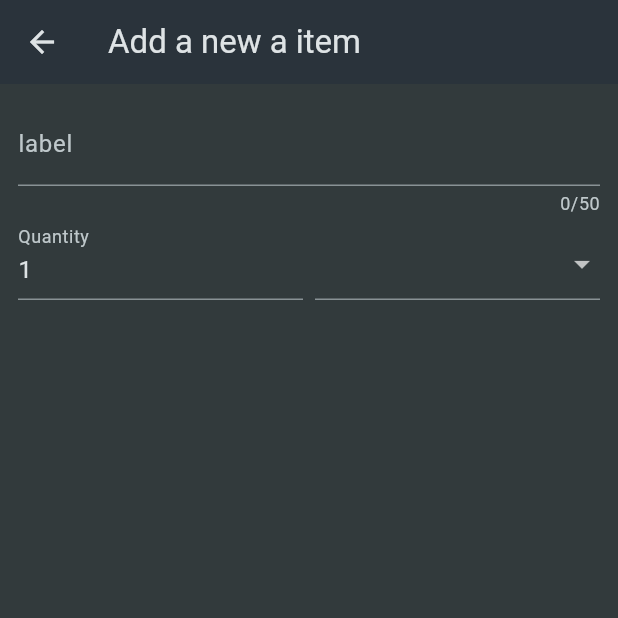
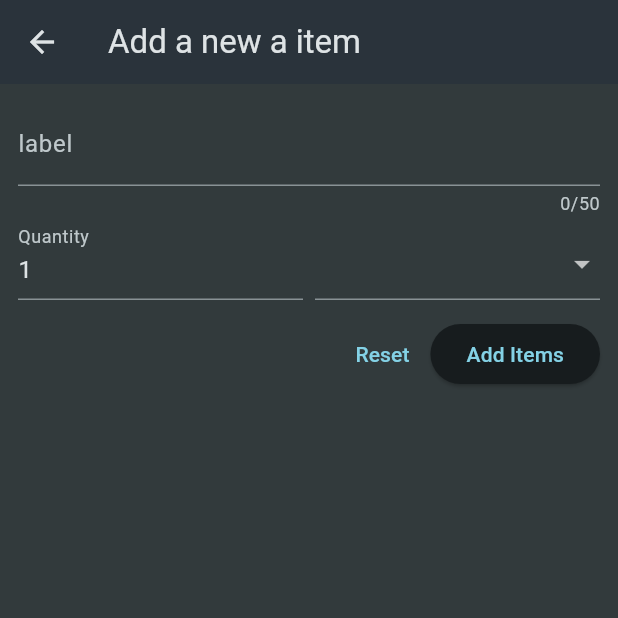
Before and after one commit to gunesserenay/shopping_list, a Flutter app: the NewItem screen opened directly, on a phone screen of 412 x 824 dp, the top half of it. Run offline on Flutter 3.47's test engine with Material 3 defaults, Android fonts, the phone set to English and light mode, and no system bars.

Commit message:
Adding buttons to the form

```diff
--- a/lib/widgets/new_item.dart
+++ b/lib/widgets/new_item.dart
@@ -63,9 +63,18 @@ class _NewItemState extends State<NewItem> {
                                 ],
                               ))
                       ],
-                      onChanged: ((value) {}),
+                      onChanged: (value) {},
                     ),
                   ),
+                ],
+              ),
+              const SizedBox(height: 12),
+              Row(
+                mainAxisAlignment: MainAxisAlignment.end,
+                children: [
+                  TextButton(onPressed: () {}, child: const Text('Reset')),
+                  ElevatedButton(
+                      onPressed: () {}, child: const Text('Add Items'))
                 ],
               )
             ],
```
